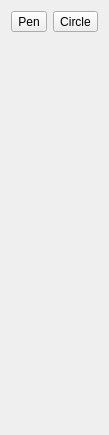
Old version of the form src/Widgets/ToolbarWidget.ui in the repository weeska/PixelEditor.
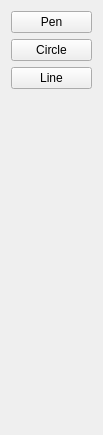
New version of the form.

```diff
--- a/src/Widgets/ToolbarWidget.ui
+++ b/src/Widgets/ToolbarWidget.ui
@@ -15,35 +15,25 @@
   </property>
   <layout class="QVBoxLayout" name="verticalLayout">
    <item>
-    <layout class="QGridLayout" name="gridLayout_2">
-     <item row="0" column="2">
-      <widget class="QToolButton" name="circleButton">
-       <property name="text">
-        <string>Circle</string>
-       </property>
-      </widget>
-     </item>
-     <item row="0" column="1">
-      <widget class="QToolButton" name="penButton">
+    <widget class="QPushButton" name="penButton">
        <property name="text">
         <string>Pen</string>
        </property>
       </widget>
      </item>
-     <item row="0" column="3">
-      <spacer name="horizontalSpacer">
-       <property name="orientation">
-        <enum>Qt::Horizontal</enum>
-       </property>
-       <property name="sizeHint" stdset="0">
-        <size>
-         <width>0</width>
-         <height>20</height>
-        </size>
-       </property>
-      </spacer>
-     </item>
-    </layout>
+   <item>
+    <widget class="QPushButton" name="circleButton">
+     <property name="text">
+      <string>Circle</string>
+     </property>
+    </widget>
+   </item>
+   <item>
+    <widget class="QPushButton" name="lineButton">
+     <property name="text">
+      <string>Line</string>
+     </property>
+    </widget>
    </item>
    <item>
     <spacer name="verticalSpacer">
```
Lines whose indentation alone changed are shown as unchanged.
